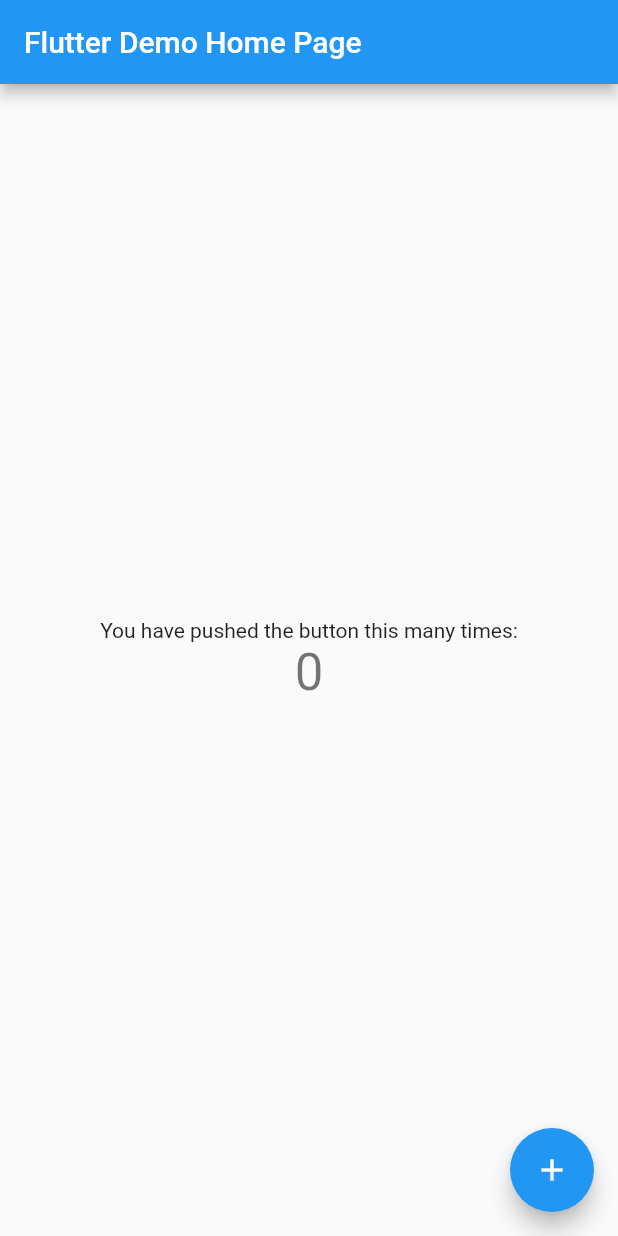
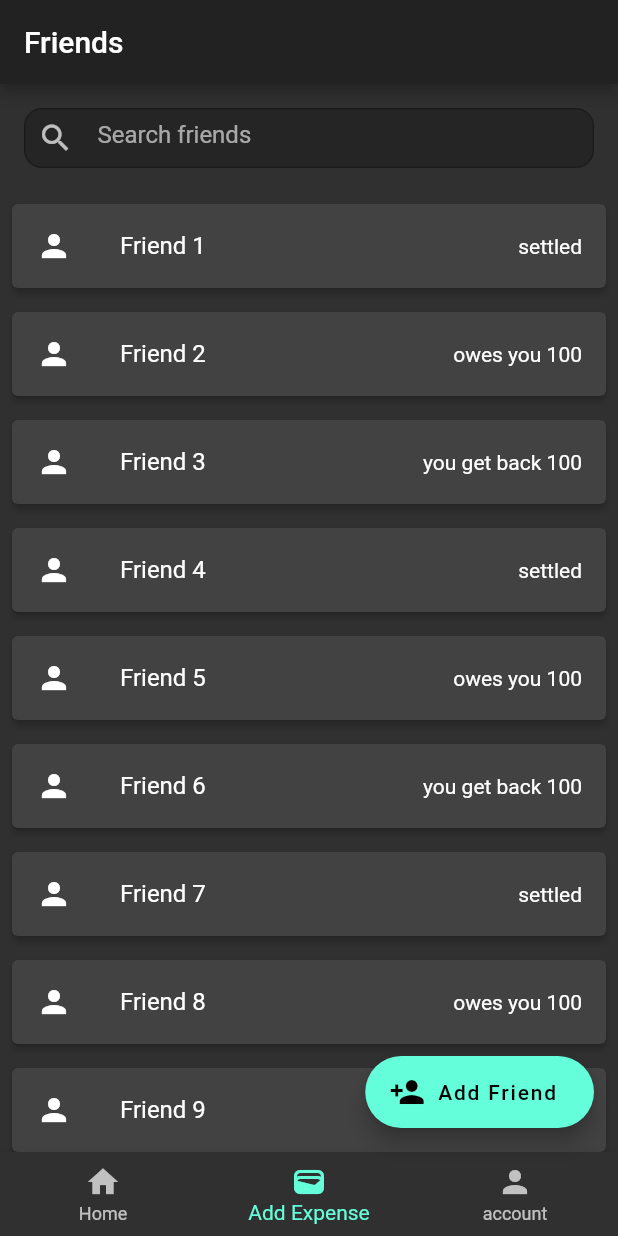
Before and after one commit to 159aadi314/campus_splitwise, a Flutter app: the screen it shows after launch, on a phone screen of 412 x 824 dp. Run offline on Flutter 3.47's test engine with Material 2 defaults, Android fonts, the phone set to English and light mode, and no system bars.

Commit message:
friends page

```diff
--- a/lib/main.dart
+++ b/lib/main.dart
@@ -1,4 +1,5 @@
 import 'package:flutter/material.dart';
+import 'package:campus_splitwise/src/friends.dart';
 
 void main() {
   runApp(const MyApp());
@@ -11,20 +12,11 @@
   @override
   Widget build(BuildContext context) {
     return MaterialApp(
-      title: 'Flutter Demo',
+      title: 'Campus Splitwise',
       theme: ThemeData(
-        // This is the theme of your application.
-        //
-        // Try running your application with "flutter run". You'll see the
-        // application has a blue toolbar. Then, without quitting the app, try
-        // changing the primarySwatch below to Colors.green and then invoke
-        // "hot reload" (press "r" in the console where you ran "flutter run",
-        // or simply save your changes to "hot reload" in a Flutter IDE).
-        // Notice that the counter didn't reset back to zero; the application
-        // is not restarted.
-        primarySwatch: Colors.blue,
+        brightness: Brightness.dark
       ),
-      home: const MyHomePage(title: 'Flutter Demo Home Page'),
+      home: FriendsPage(),
     );
   }
 }
--- /dev/null
+++ b/lib/src/friends.dart
@@ -0,0 +1,123 @@
+import 'package:flutter/material.dart';
+import 'package:campus_splitwise/src/search.dart';
+
+final List genfriends = List.generate(20, (index) {
+  return {
+    'id': '$index',
+    'name': 'Friend ${index + 1}',
+    'IOU': index % 3 == 1
+        ? 100
+        : index % 3 == 2
+            ? -100
+            : 0, // pos or neg
+  };
+});
+final Map<String, dynamic> myfriends = {
+  'friends': genfriends,
+};
+
+class FriendsPage extends StatefulWidget {
+  @override
+  FriendsPageState createState() => FriendsPageState();
+}
+
+class FriendsPageState extends State<FriendsPage> {
+  late Map<String, dynamic> friends;
+  String query = '';
+
+  @override
+  void initState() {
+    super.initState();
+
+    friends = myfriends;
+  }
+
+  // This widget is the root of your application.
+  @override
+  Widget build(BuildContext context) {
+    return Scaffold(
+      appBar: AppBar(
+        title: const Text("Friends"),
+        flexibleSpace: Container(
+          decoration: const BoxDecoration(
+            color: Color.fromARGB(255, 35, 34, 34),
+          ),
+        ),
+      ),
+
+      body: Column(children: <Widget>[
+        buildSearch(),
+        Expanded(
+          child: ListView.builder(
+            itemCount: friends['friends'].length,
+            itemBuilder: (context, index) {
+              final item = friends['friends'][index];
+              return Card(
+                elevation: 2,
+                margin: EdgeInsets.all(8),
+                child:buildBook(item))
+                ;
+            },
+          ),
+        )
+      ]),
+
+      floatingActionButton: FloatingActionButton.extended(
+        onPressed: () {
+          // Add your onPressed code here!
+        },
+        label: const Text('Add Friend '),
+        icon: const Icon(Icons.person_add),
+      ),
+      bottomNavigationBar: BottomNavigationBar(
+        currentIndex: 1,
+        items: const <BottomNavigationBarItem>[
+          BottomNavigationBarItem(
+            icon: Icon(Icons.home),
+            label: 'Home',
+          ),
+          BottomNavigationBarItem(
+            icon: Icon(Icons.wallet),
+            label: 'Add Expense',
+          ),
+          BottomNavigationBarItem(
+            icon: Icon(Icons.person),
+            label: 'account',
+          ),
+        ],
+      ),
+      // floatingActionButtonLocation: FloatingActionButtonLocation.centerFloat,
+    );
+  }
+
+  Widget buildSearch() => SearchWidget(
+        text: query,
+        hintText: 'Search friends',
+        onChanged: searchBook,
+      );
+
+  Widget buildBook(dynamic book) => ListTile(
+        leading: const Icon(Icons.person),
+        title: Text(book['name']),
+        trailing: Text(
+          book['IOU'] == 0
+              ? 'settled'
+              : book['IOU'] > 0
+                  ? 'owes you ${book['IOU']}'
+                  : 'you get back ${-book['IOU']}',
+        ),
+      );
+
+  void searchBook(String query) {
+    final books = myfriends['friends'].where((book) {
+      final titleLower = book['name'].toLowerCase();
+      final searchLower = query.toLowerCase();
+      return titleLower.contains(searchLower);
+    }).toList();
+
+    setState(() {
+      this.query = query;
+      this.friends['friends'] = books;
+    });
+  }
+}
--- /dev/null
+++ b/lib/src/search.dart
@@ -0,0 +1,61 @@
+import 'package:flutter/material.dart';
+
+class SearchWidget extends StatefulWidget {
+  final String text;
+  final ValueChanged<String> onChanged;
+  final String hintText;
+
+  const SearchWidget({
+    Key? key,
+    required this.text,
+    required this.onChanged,
+    required this.hintText,
+  }) : super(key: key);
+
+  @override
+  _SearchWidgetState createState() => _SearchWidgetState();
+}
+
+class _SearchWidgetState extends State<SearchWidget> {
+  final controller = TextEditingController();
+
+  @override
+  Widget build(BuildContext context) {
+    // final styleActive = TextStyle(color: Color.fromARGB(255, 255, 255, 255));
+    // final styleHint = TextStyle(color: Color.fromARGB(137, 255, 255, 255));
+    // final style = widget.text.isEmpty ? styleHint : styleActive;
+
+    return Container(
+      height: 40,
+      margin: const EdgeInsets.fromLTRB(16, 16, 16, 16),
+      decoration: BoxDecoration(
+        borderRadius: BorderRadius.circular(12),
+        color: Color.fromARGB(255, 37, 37, 37),
+        border: Border.all(color: Colors.black26),
+      ),
+      padding: const EdgeInsets.symmetric(horizontal: 8, vertical: 2),
+      child: TextField(
+        controller: controller,
+        decoration: InputDecoration(
+          icon: Icon(Icons.search),
+          suffixIcon: widget.text.isNotEmpty
+              ? GestureDetector(
+                  child: Icon(Icons.close,
+                  ),
+                  onTap: () {
+                    controller.clear();
+                    widget.onChanged('');
+                    FocusScope.of(context).requestFocus(FocusNode());
+                  },
+                )
+              : null,
+          hintText: widget.hintText,
+          // hintStyle: style,
+          border: InputBorder.none,
+        ),
+        // style: style,
+        onChanged: widget.onChanged,
+      ),
+    );
+  }
+}
--- a/pubspec.yaml
+++ b/pubspec.yaml
@@ -3,7 +3,7 @@
 
 # The following line prevents the package from being accidentally published to
 # pub.dev using `flutter pub publish`. This is preferred for private packages.
-publish_to: 'none' # Remove this line if you wish to publish to pub.dev
+publish_to: "none" # Remove this line if you wish to publish to pub.dev
 
 # The following defines the version and build number for your application.
 # A version number is three numbers separated by dots, like 1.2.43
@@ -30,10 +30,10 @@
   flutter:
     sdk: flutter
 
-
   # The following adds the Cupertino Icons font to your application.
   # Use with the CupertinoIcons class for iOS style icons.
   cupertino_icons: ^1.0.2
+  cloud_firestore: ^3.2.1
 
 dev_dependencies:
   flutter_test:
@@ -51,7 +51,6 @@
 
 # The following section is specific to Flutter packages.
 flutter:
-
   # The following line ensures that the Material Icons font is
   # included with your application, so that you can use the icons in
   # the material Icons class.
```
Also changed, not shown: pubspec.lock, 1 other file.
